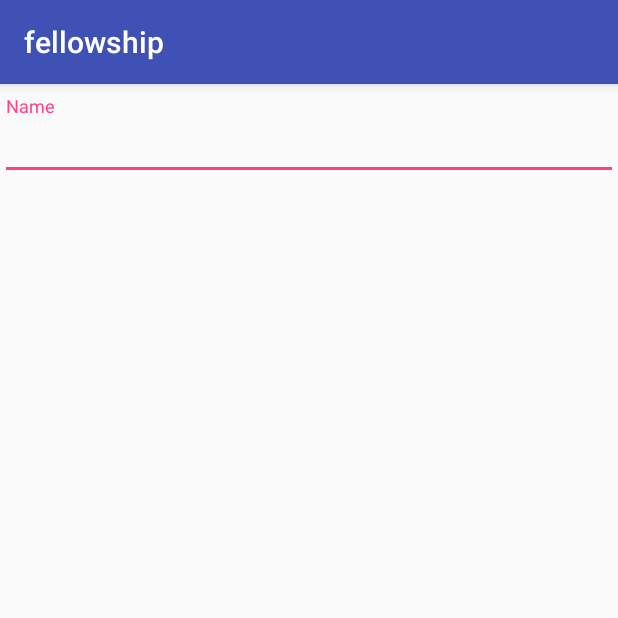
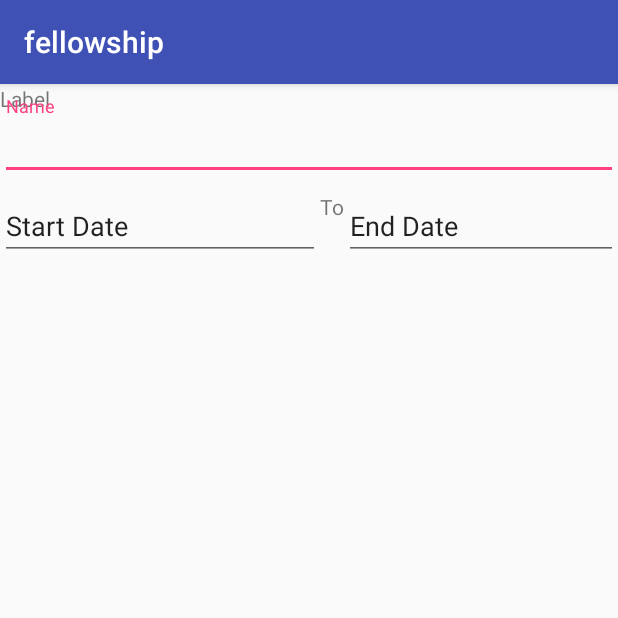
Before and after one commit to laronson/fellowship, an Android app: the CreateInitiativeActivity screen opened directly, with no data from a screen before it, on a phone screen of 412 x 824 dp, the top half of it. Run offline under Robolectric (Android 15) with nearby library versions, the phone set to English and light mode, and no system bars; our stand-ins replace ButterKnife.

Commit message:
Added date pickers for start and end dates

```diff
--- a/app/src/main/AndroidManifest.xml
+++ b/app/src/main/AndroidManifest.xml
@@ -23,7 +23,8 @@
         <activity android:name=".SignupActivity" />
         <activity android:name=".MainPageFeedFragment" />
         <activity android:name=".MainPageInitiativesFragment" />
-        <activity android:name=".CreateInitiativeActivity"></activity>
+        <activity android:name=".CreateInitiativeActivity" />
+        <activity android:name=".DatePickerFragment" />
     </application>
 
 </manifest>
--- a/app/src/main/java/com/teamawesome/fellowship/CreateInitiativeActivity.java
+++ b/app/src/main/java/com/teamawesome/fellowship/CreateInitiativeActivity.java
@@ -1,13 +1,38 @@
 package com.teamawesome.fellowship;
 
+import android.support.v4.app.DialogFragment;
+import android.support.v4.app.Fragment;
 import android.support.v7.app.AppCompatActivity;
 import android.os.Bundle;
+import android.view.View;
+import android.widget.EditText;
+
+import java.text.SimpleDateFormat;
+import java.util.Calendar;
+import java.util.Locale;
+
+import butterknife.BindView;
+import butterknife.ButterKnife;
 
 public class CreateInitiativeActivity extends AppCompatActivity {
+
+    @BindView(R.id.startDate) EditText _startDate;
+    @BindView(R.id.startDate) EditText _endDate;
 
     @Override
     protected void onCreate(Bundle savedInstanceState) {
         super.onCreate(savedInstanceState);
         setContentView(R.layout.activity_create_initiative);
+        ButterKnife.bind(this);
+    }
+
+    public void showStartDatePickerDialog(View v) {
+        DialogFragment newFragment = new DatePickerFragment(_startDate);
+        newFragment.show(getSupportFragmentManager(), "datePicker");
+    }
+
+    public void showEndDatePickerDialog(View v) {
+        DialogFragment newFragment = new DatePickerFragment(_endDate);
+        newFragment.show(getSupportFragmentManager(), "datePicker");
     }
 }
--- a/app/src/main/res/layout/activity_create_initiative.xml
+++ b/app/src/main/res/layout/activity_create_initiative.xml
@@ -9,7 +9,13 @@
         android:layout_width="match_parent"
         android:layout_height="wrap_content">
 
+        <TextView
+            android:layout_width="wrap_content"
+            android:layout_height="wrap_content"
+            android:labelFor="@+id/name_text_input_layout"
+            android:text="Label"/>
         <android.support.design.widget.TextInputLayout
+            android:id="@+id/name_text_input_layout"
             android:layout_width="match_parent"
             android:layout_height="wrap_content"
             android:layout_marginTop="8dp"
@@ -19,7 +25,39 @@
                 android:layout_height="wrap_content"
                 android:inputType="textPersonName"
                 android:hint="Name" />
+
         </android.support.design.widget.TextInputLayout>
+        <EditText
+            android:id="@+id/startDate"
+            android:layout_below="@+id/name_text_input_layout"
+            android:layout_width="wrap_content"
+            android:layout_height="wrap_content"
+            android:layout_weight="1"
+            android:ems="10"
+            android:focusable="false"
+            android:inputType="date"
+            android:onClick="showStartDatePickerDialog"
+            android:text="@string/startDate" />
+        <TextView
+            android:id="@+id/to"
+            android:layout_width="wrap_content"
+            android:layout_height="wrap_content"
+            android:layout_below="@+id/name_text_input_layout"
+            android:layout_toEndOf="@+id/startDate"
+            android:text="@string/to"/>
+        <EditText
+            android:id="@+id/EndDate"
+            android:layout_below="@+id/name_text_input_layout"
+            android:layout_toEndOf="@+id/to"
+            android:layout_width="wrap_content"
+            android:layout_height="wrap_content"
+            android:layout_weight="1"
+            android:ems="10"
+            android:focusable="false"
+            android:inputType="date"
+            android:onClick="showEndDatePickerDialog"
+            android:text="@string/endDate" />
+
 
     </RelativeLayout>
 </ScrollView>
--- a/app/src/main/res/values/strings.xml
+++ b/app/src/main/res/values/strings.xml
@@ -1,4 +1,7 @@
 <resources>
     <string name="app_name">fellowship</string>
     <string name="action_settings">Settings</string>
+    <string name="startDate">Start Date</string>
+    <string name="to">To</string>
+    <string name="endDate">End Date</string>
 </resources>
```
Also changed, not shown: app/src/main/java/com/teamawesome/fellowship/DatePickerFragment.java (added, +52 -0 lines), app/src/main/res/layout/activity_date_picker_fragment.xml (added, +9 -0 lines).
